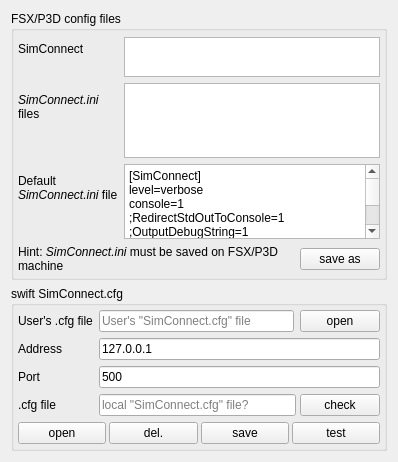
Before: the Qt Designer form src/plugins/simulator/fsxcommon/simconnectsettingscomponent.ui in swift-project/pilotclient, drawn with Qt 5.
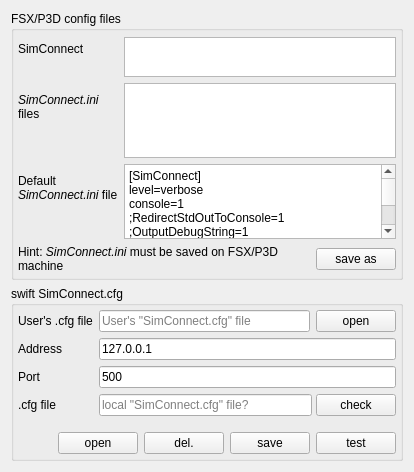
After: the same form once the commit is applied.

Patch:
```diff
--- a/src/plugins/simulator/fsxcommon/simconnectsettingscomponent.ui
+++ b/src/plugins/simulator/fsxcommon/simconnectsettingscomponent.ui
@@ -265,9 +265,22 @@
       </item>
       <item row="4" column="0" colspan="2">
        <layout class="QHBoxLayout" name="hl_SimConnectCfgButtons">
-        <property name="spacing">
-         <number>3</number>
+        <property name="topMargin">
+         <number>10</number>
         </property>
+        <item>
+         <spacer name="hs_SimConnectCfgButtons">
+          <property name="orientation">
+           <enum>Qt::Horizontal</enum>
+          </property>
+          <property name="sizeHint" stdset="0">
+           <size>
+            <width>40</width>
+            <height>20</height>
+           </size>
+          </property>
+         </spacer>
+        </item>
         <item>
          <widget class="QPushButton" name="pb_OpenSwiftSimConnectCfg">
           <property name="sizePolicy">
```
